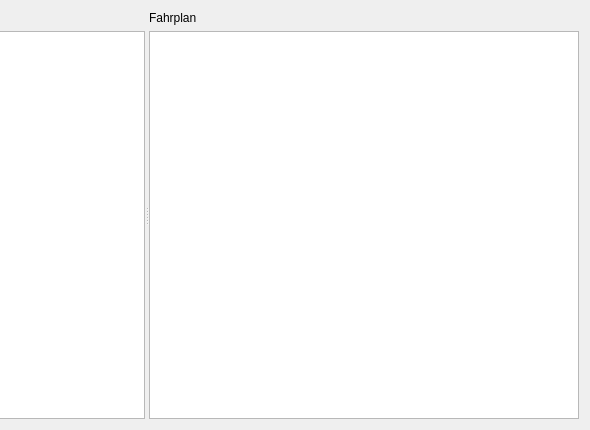
Above: qt/fahrplan.ui from topological-state/stskit before the change; both pictures show x 296 to 886 and y 0 to 430 of the 886 by 430 pixel window. Below: the same form after it.
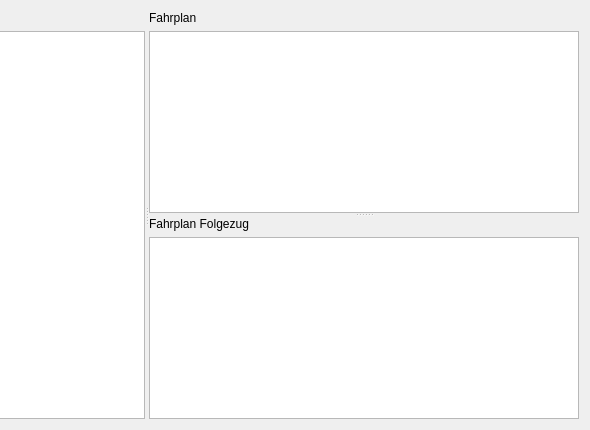
That is the form after the change.

Commit message: fahrplantabelle: fahrplan von folgezug

Diff of the .ui file:
```diff
--- a/qt/fahrplan.ui
+++ b/qt/fahrplan.ui
@@ -15,7 +15,7 @@
   </property>
   <layout class="QVBoxLayout" name="verticalLayout_4">
    <item>
-    <widget class="QSplitter" name="splitter">
+    <widget class="QSplitter" name="splitter_2">
      <property name="orientation">
       <enum>Qt::Horizontal</enum>
      </property>
@@ -33,8 +33,12 @@
        </item>
       </layout>
      </widget>
-     <widget class="QWidget" name="layoutWidget">
-      <layout class="QVBoxLayout" name="fahrplan_layout">
+     <widget class="QSplitter" name="splitter">
+      <property name="orientation">
+       <enum>Qt::Vertical</enum>
+      </property>
+      <widget class="QWidget" name="">
+       <layout class="QVBoxLayout" name="verticalLayout">
        <item>
         <widget class="QLabel" name="fahrplan_label">
          <property name="text">
@@ -46,6 +50,21 @@
         <widget class="QTableView" name="fahrplan_view"/>
        </item>
       </layout>
+      </widget>
+      <widget class="QWidget" name="">
+       <layout class="QVBoxLayout" name="verticalLayout_2">
+        <item>
+         <widget class="QLabel" name="folgezug_label">
+          <property name="text">
+           <string>Fahrplan Folgezug</string>
+          </property>
+         </widget>
+        </item>
+        <item>
+         <widget class="QTableView" name="folgezug_view"/>
+        </item>
+       </layout>
+      </widget>
      </widget>
     </widget>
    </item>
```
Left out of the diff: 2 changed lines with no effect on the pictures. Lines whose indentation alone changed are shown as unchanged. The commit also changes 1 other file.
